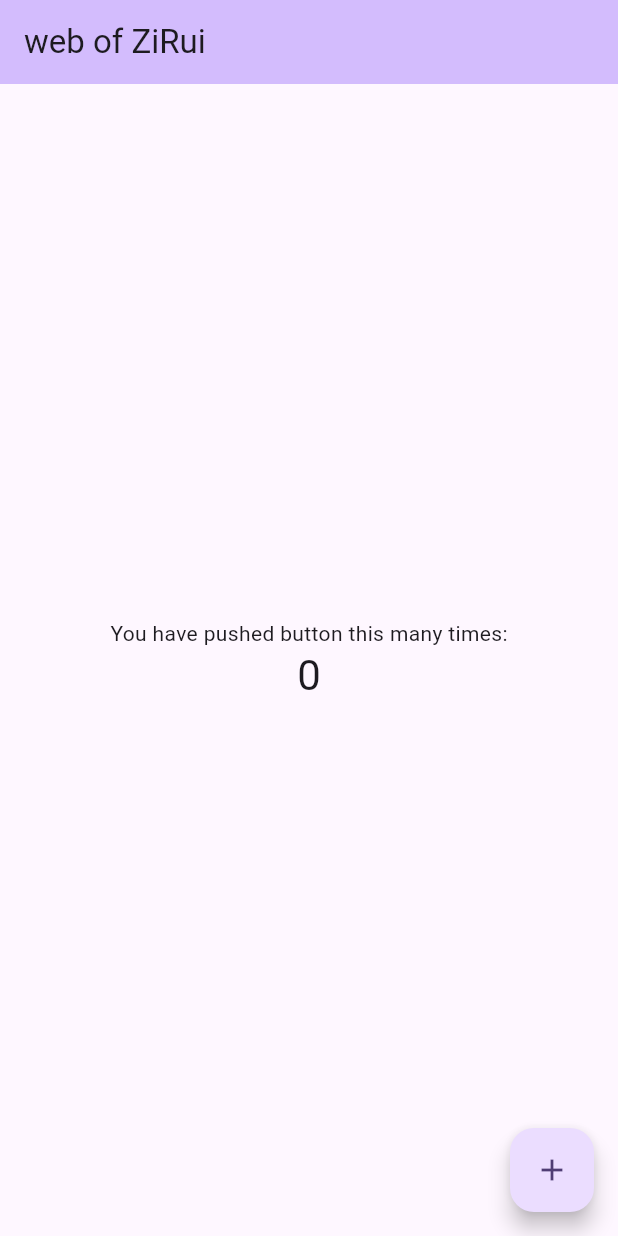
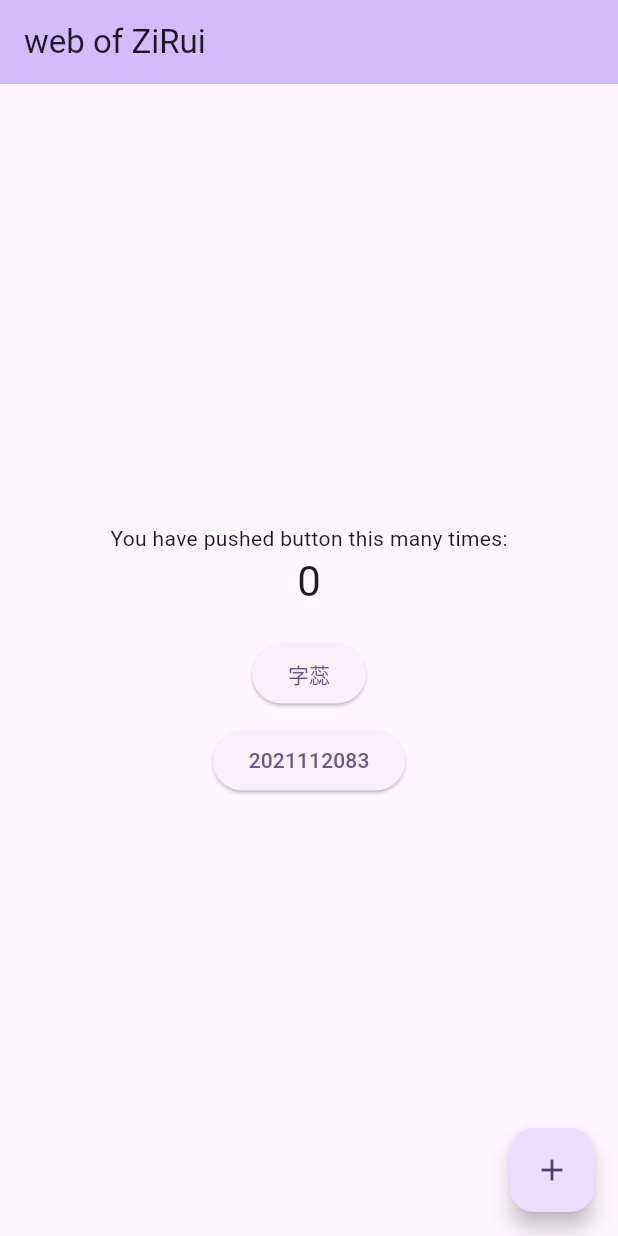
Before and after one commit to ZrWawawawa/MyDartDemo, a Flutter app: the screen it shows after launch, on a phone screen of 412 x 824 dp. Run offline on Flutter 3.47's test engine with Material 3 defaults, Android fonts, the phone set to English and light mode, and no system bars.

Commit message:
studentID and name

```diff
--- a/lib/main.dart
+++ b/lib/main.dart
@@ -41,7 +41,12 @@ Widget build(BuildContext contest){
   title:Text(widget.title),),
   body:Center(child:Column(mainAxisAlignment:MainAxisAlignment.center,children: <Widget>[const Text('You have pushed button this many times:',),
   Text('$_counter',
-  style:Theme.of(context).textTheme.headlineMedium,),],),),
+  style:Theme.of(context).textTheme.headlineMedium,),
+  const SizedBox(height:20),
+  ElevatedButton(onPressed: (){}, child: const Text('字蕊'),),
+  const SizedBox(height:10),
+  ElevatedButton(onPressed:(){}, child: const Text('2021112083'),),
+  ],),),
   floatingActionButton: FloatingActionButton(
     onPressed:_incrementCounter,
     tooltip:'Increment',
```
